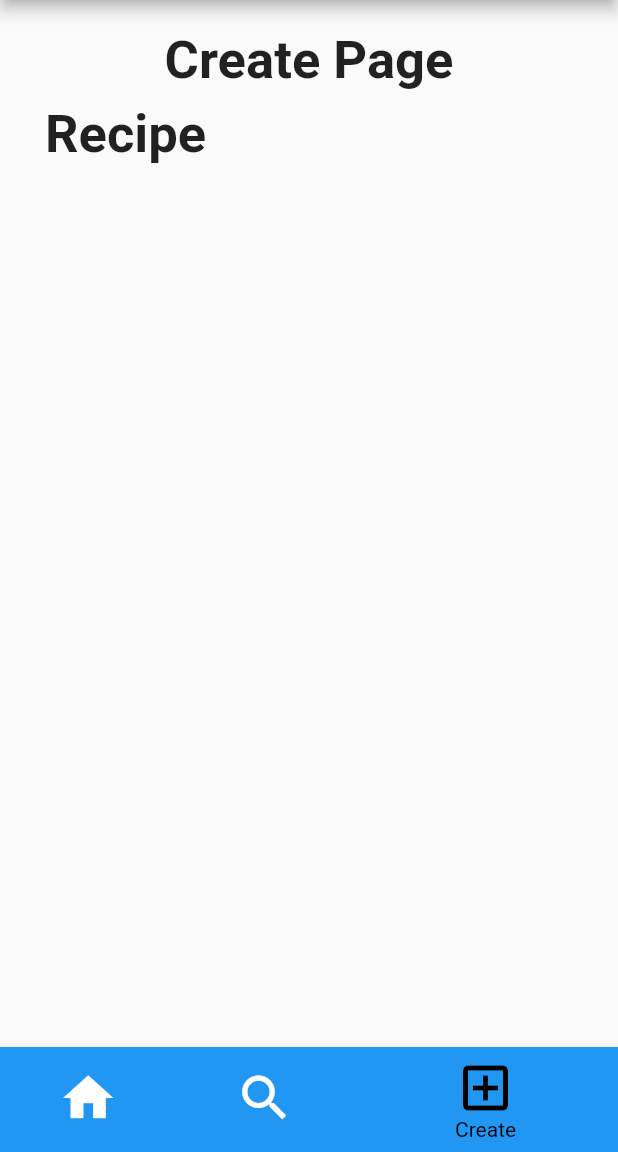
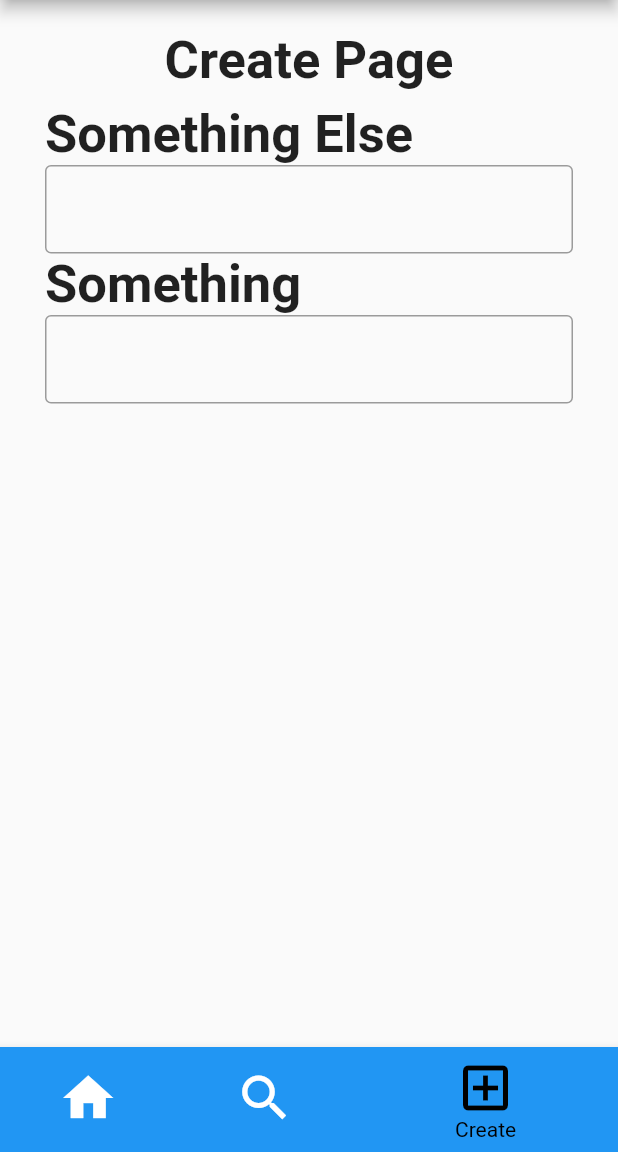
Before and after one commit to imkiddingbro/TheVeterans, a Flutter app: the screen it shows after launch, item 3 of the bottom bar chosen, on a phone screen of 412 x 824 dp, the part 84-1236 px from its top. Run offline on Flutter 3.47's test engine with Material 2 defaults, Android fonts, the light colour scheme and no system bars; missing offline and left inert: dart:html.

Commit message:
TextFields

```diff
--- a/recipemanager/lib/main.dart
+++ b/recipemanager/lib/main.dart
@@ -36,12 +36,25 @@ class MyNavigationBarState extends State<MyNavigationBar> {
       child: Row(children: [
         Expanded(child: Column(
           crossAxisAlignment: CrossAxisAlignment.start,
-          children: [
+          children: <Widget>[
             Container(
               padding: const EdgeInsets.only(bottom: 8),
               child: Center(child: Text('Create Page', style: TextStyle(fontSize: 35, fontWeight: FontWeight.bold),)),
             ),
-            const Text('Recipe', style: TextStyle(fontSize: 35, fontWeight: FontWeight.bold),)
+            const Text('Something Else', style: TextStyle(fontSize: 35, fontWeight: FontWeight.bold),),
+
+            TextField(
+              decoration: InputDecoration(
+                border: OutlineInputBorder(),
+              ), //InputDecoration
+            ), //TextField
+            const Text('Something', style: TextStyle(fontSize: 35, fontWeight: FontWeight.bold),),
+
+            TextField(
+              decoration: InputDecoration(
+                border: OutlineInputBorder(),
+              ), //InputDecoration
+            ), //TextField
           ],
         ))
       ],)
```
Also changed, not shown: 1 other file.
